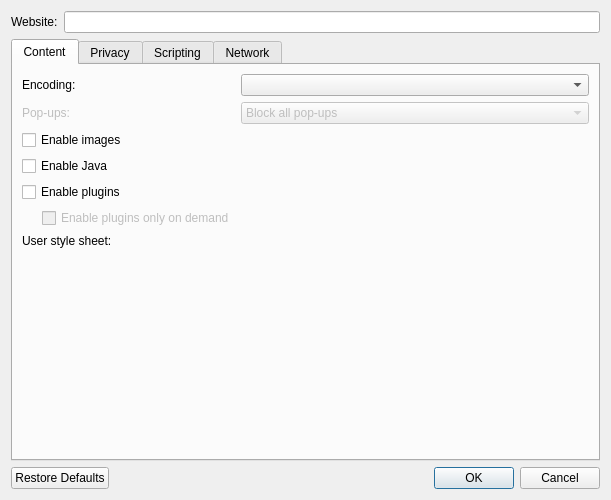
Before: the Qt Designer form src/ui/WebsitePreferencesDialog.ui in OtterBrowser/otter-browser, drawn with Qt 5.
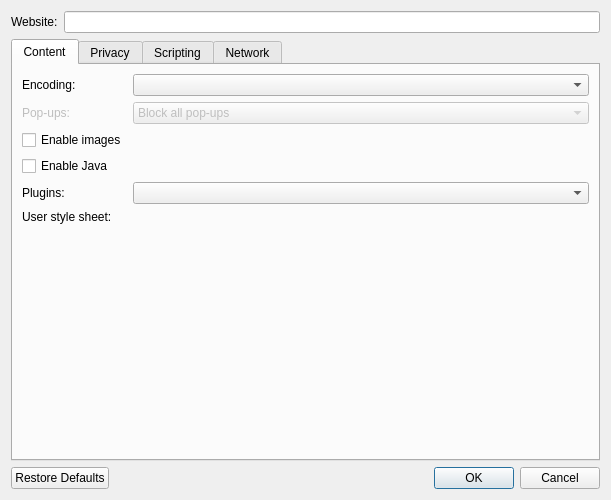
After: the same form once the commit is applied. Custom widgets are drawn as their Qt base class.

Commit message: Added on-demand plugins support. #534

The edit to the form file:
```diff
--- a/src/ui/WebsitePreferencesDialog.ui
+++ b/src/ui/WebsitePreferencesDialog.ui
@@ -100,44 +100,14 @@
         </widget>
        </item>
        <item row="4" column="0">
-        <widget class="QCheckBox" name="enablePluginsCheckBox">
+        <widget class="QLabel" name="pluginsLabel">
          <property name="text">
-          <string>Enable plugins</string>
+          <string>Plugins:</string>
          </property>
         </widget>
        </item>
-       <item row="5" column="0">
-        <layout class="QHBoxLayout" name="enablePluginsLayout">
-         <property name="spacing">
-          <number>0</number>
-         </property>
-         <item>
-          <spacer name="horizontalSpacer">
-           <property name="orientation">
-            <enum>Qt::Horizontal</enum>
-           </property>
-           <property name="sizeType">
-            <enum>QSizePolicy::Fixed</enum>
-           </property>
-           <property name="sizeHint" stdset="0">
-            <size>
-             <width>20</width>
-             <height>0</height>
-            </size>
-           </property>
-          </spacer>
-         </item>
-         <item>
-          <widget class="QCheckBox" name="enablePluginsOnlyOnDemandCheckBox">
-           <property name="enabled">
-            <bool>false</bool>
-           </property>
-           <property name="text">
-            <string>Enable plugins only on demand</string>
-           </property>
-          </widget>
-         </item>
-        </layout>
+       <item row="4" column="1">
+        <widget class="QComboBox" name="pluginsComboBox"/>
        </item>
        <item row="6" column="0">
         <widget class="QLabel" name="userStyleSheetLabel">
```
Left out of the diff: 51 changed lines with no effect on the pictures. The commit also changes 14 other files.
